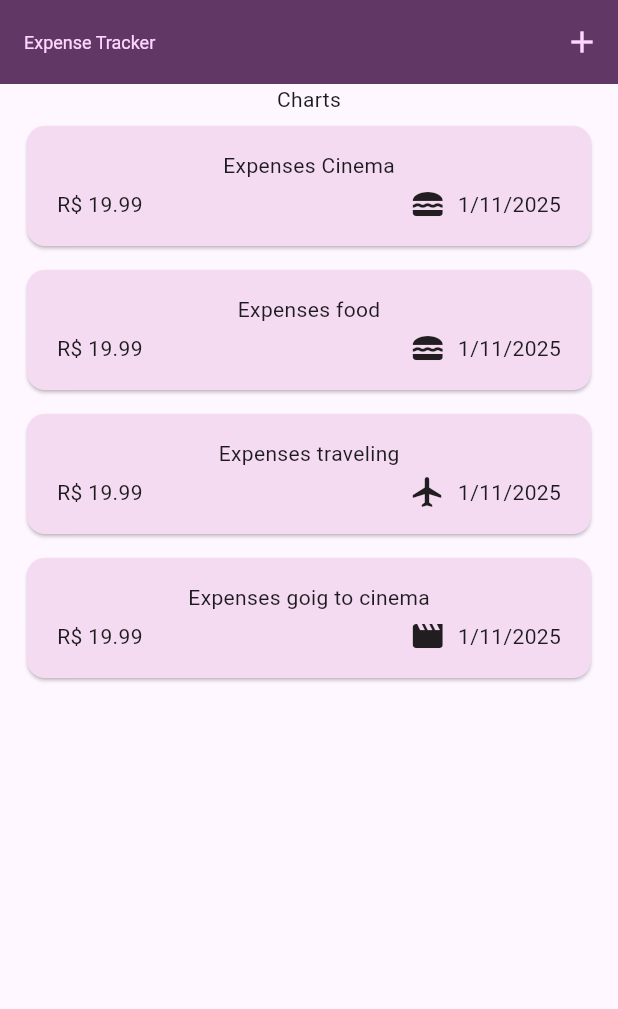
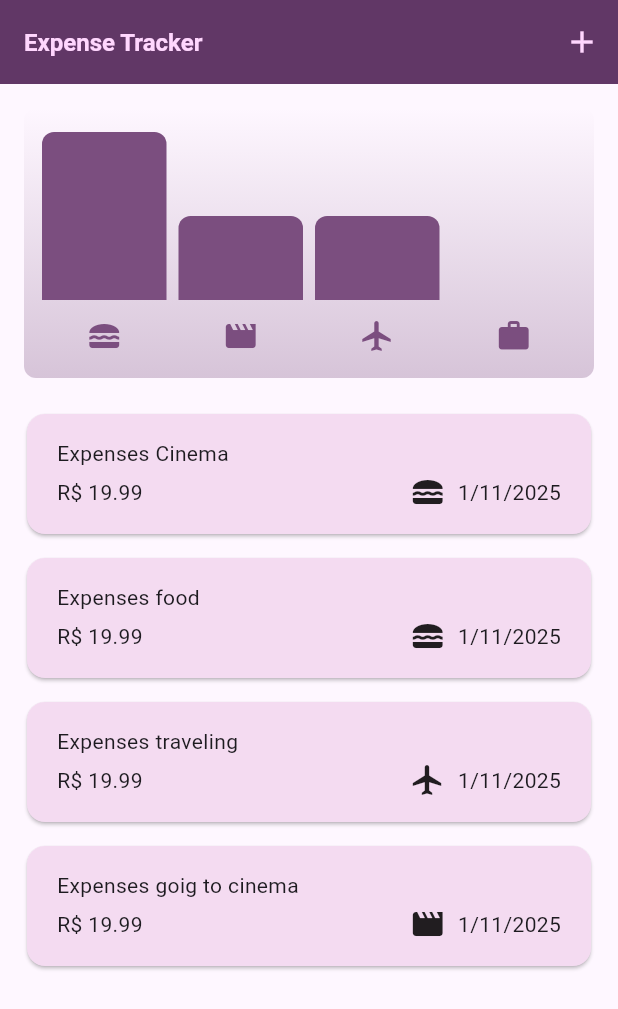
Before and after one commit to Gus41/Flutter, a Flutter app: the screen it shows after launch, on a phone screen of 412 x 824 dp. Shown: the top 1009 px of the screen. Run offline on Flutter 3.47's test engine with Material 3 defaults, Android fonts, the phone set to English and light mode, and no system bars; our stand-ins replace google_fonts.

Commit message:
finished expenses app

```diff
--- /dev/null
+++ b/fundamentals/expense_tracker/lib/components/charts/chart.dart
@@ -0,0 +1,94 @@
+
+import 'package:flutter/material.dart';
+import 'package:expense_tracker/components/charts/chart_bar.dart';
+import 'package:expense_tracker/models/expense.dart';
+
+class Chart extends StatelessWidget {
+  const Chart({super.key, required this.expenses});
+
+  final List<Expense> expenses;
+
+  List<ExpenseBucket> get buckets {
+    return [
+      ExpenseBucket.forCategory(expenses, Category.food),
+      ExpenseBucket.forCategory(expenses, Category.leisure),
+      ExpenseBucket.forCategory(expenses, Category.travel),
+      ExpenseBucket.forCategory(expenses, Category.work),
+    ];
+  }
+
+  double get maxTotalExpense {
+    double maxTotalExpense = 0;
+
+    for (final bucket in buckets) {
+      if (bucket.totalExpenses > maxTotalExpense) {
+        maxTotalExpense = bucket.totalExpenses;
+      }
+    }
+
+    return maxTotalExpense;
+  }
+
+  @override
+  Widget build(BuildContext context) {
+    final isDarkMode =
+        MediaQuery.of(context).platformBrightness == Brightness.dark;
+    return Container(
+      margin: const EdgeInsets.all(16),
+      padding: const EdgeInsets.symmetric(
+        vertical: 16,
+        horizontal: 8,
+      ),
+      width: double.infinity,
+      height: 180,
+      decoration: BoxDecoration(
+        borderRadius: BorderRadius.circular(8),
+        gradient: LinearGradient(
+          colors: [
+            Theme.of(context).colorScheme.primary.withOpacity(0.3),
+            Theme.of(context).colorScheme.primary.withOpacity(0.0)
+          ],
+          begin: Alignment.bottomCenter,
+          end: Alignment.topCenter,
+        ),
+      ),
+      child: Column(
+        children: [
+          Expanded(
+            child: Row(
+              crossAxisAlignment: CrossAxisAlignment.end,
+              children: [
+                for (final bucket in buckets) // alternative to map()
+                  ChartBar(
+                    fill: bucket.totalExpenses == 0
+                        ? 0
+                        : bucket.totalExpenses / maxTotalExpense,
+                  )
+              ],
+            ),
+          ),
+          const SizedBox(height: 12),
+          Row(
+            children: buckets
+                .map(
+                  (bucket) => Expanded(
+                    child: Padding(
+                      padding: const EdgeInsets.symmetric(horizontal: 4),
+                      child: Icon(
+                        categoryIcons[bucket.category],
+                        color: isDarkMode
+                            ? Theme.of(context).colorScheme.secondary
+                            : Theme.of(context)
+                                .colorScheme
+                                .primary,
+                      ),
+                    ),
+                  ),
+                )
+                .toList(),
+          )
+        ],
+      ),
+    );
+  }
+}
--- /dev/null
+++ b/fundamentals/expense_tracker/lib/components/charts/chart_bar.dart
@@ -0,0 +1,34 @@
+import 'package:flutter/material.dart';
+
+class ChartBar extends StatelessWidget {
+  const ChartBar({
+    super.key,
+    required this.fill,
+  });
+
+  final double fill;
+
+  @override
+  Widget build(BuildContext context) {
+    final isDarkMode =
+        MediaQuery.of(context).platformBrightness == Brightness.dark;
+    return Expanded(
+      child: Padding(
+        padding: const EdgeInsets.symmetric(horizontal: 4),
+        child: FractionallySizedBox(
+          heightFactor: fill,
+          child: DecoratedBox(
+            decoration: BoxDecoration(
+              shape: BoxShape.rectangle,
+              borderRadius:
+                  const BorderRadius.vertical(top: Radius.circular(8)),
+              color: isDarkMode
+                  ? Theme.of(context).colorScheme.secondary
+                  : Theme.of(context).colorScheme.primary,
+            ),
+          ),
+        ),
+      ),
+    );
+  }
+}
--- a/fundamentals/expense_tracker/lib/components/expense_item.dart
+++ b/fundamentals/expense_tracker/lib/components/expense_item.dart
@@ -17,6 +17,7 @@
           vertical: 16
         ),
         child: Column(
+          crossAxisAlignment: CrossAxisAlignment.start,
           children: [
             Text(expense.title),
             SizedBox(height: 4,),
--- a/fundamentals/expense_tracker/lib/components/expenses_list.dart
+++ b/fundamentals/expense_tracker/lib/components/expenses_list.dart
@@ -14,6 +14,12 @@
     return ListView.builder(
         itemCount: expenses.length,
         itemBuilder: (context, index) => Dismissible(
+            background: Container(
+              color: Theme.of(context).colorScheme.error.withAlpha(100),
+              margin: Theme.of(context).cardTheme.margin,
+
+            ),
+
             onDismissed: (direction) => {
               deleteExpense(expenses[index])
             },
--- a/fundamentals/expense_tracker/lib/expenses.dart
+++ b/fundamentals/expense_tracker/lib/expenses.dart
@@ -2,6 +2,7 @@
 import 'package:expense_tracker/models/expense.dart';
 import 'package:flutter/material.dart';
 import 'package:expense_tracker/components/modal.dart';
+import 'package:expense_tracker/components/charts/chart.dart';
 
 class Expenses extends StatefulWidget {
   const Expenses({super.key});
@@ -65,11 +66,13 @@
     ScaffoldMessenger.of(context).showSnackBar(SnackBar(
       duration: Duration(seconds: 4),
       content: Text("Expense deleted"),
-      action: SnackBarAction(label: "Undo", onPressed: () {
-        setState(() {
-          _expenses.insert(expensIndex, expense);
-        });
-      }),
+      action: SnackBarAction(
+          label: "Undo",
+          onPressed: () {
+            setState(() {
+              _expenses.insert(expensIndex, expense);
+            });
+          }),
     ));
   }
 
@@ -94,7 +97,7 @@
         ],
       ),
       body: Column(
-        children: [Text("Charts"), Expanded(child: content)],
+        children: [Chart(expenses: _expenses), Expanded(child: content)],
       ),
     );
   }
--- a/fundamentals/expense_tracker/lib/main.dart
+++ b/fundamentals/expense_tracker/lib/main.dart
@@ -1,36 +1,42 @@
 import 'package:flutter/material.dart';
 import 'package:expense_tracker/expenses.dart';
 
-
 var kColorScheme = ColorScheme.fromSeed(seedColor: Colors.purple);
 
+var kDarkColorScheme = ColorScheme.fromSeed(
+    seedColor: const Color.fromARGB(255, 13, 8, 169),
+    brightness: Brightness.dark);
 
 void main() {
   runApp(MaterialApp(
+      darkTheme: ThemeData.dark().copyWith(
+        colorScheme: kDarkColorScheme,
+        cardTheme: CardTheme().copyWith(
+            color: kDarkColorScheme.secondaryContainer,
+            margin: EdgeInsets.symmetric(horizontal: 18, vertical: 8)),
+        elevatedButtonTheme: ElevatedButtonThemeData(
+            style: ElevatedButton.styleFrom(
+          backgroundColor: kDarkColorScheme.primaryContainer,
+          foregroundColor: kDarkColorScheme.onPrimaryContainer
+        )),
+      ),
+      themeMode: ThemeMode.system,
       home: Expenses(),
       theme: ThemeData().copyWith(
           colorScheme: kColorScheme,
           appBarTheme: AppBarTheme().copyWith(
               backgroundColor: kColorScheme.onPrimaryContainer,
-        foregroundColor: kColorScheme.primaryContainer
-      ),
+              foregroundColor: kColorScheme.primaryContainer),
           cardTheme: CardTheme().copyWith(
               color: kColorScheme.secondaryContainer,
-        margin: EdgeInsets.symmetric(horizontal: 18,vertical: 8)
-      ),
+              margin: EdgeInsets.symmetric(horizontal: 18, vertical: 8)),
           elevatedButtonTheme: ElevatedButtonThemeData(
               style: ElevatedButton.styleFrom(
-          backgroundColor: kColorScheme.primaryContainer
-        )
-      ),
+                  backgroundColor: kColorScheme.primaryContainer)),
           textTheme: ThemeData().textTheme.copyWith(
                   titleLarge: TextStyle(
-          fontSize: 12,
-          fontWeight: FontWeight.normal,
+                fontSize: 16,
+                fontWeight: FontWeight.bold,
                 color: kColorScheme.onSecondaryContainer,
-        )
-      )
-    )
-  ));
-
+              )))));
 }
--- a/fundamentals/expense_tracker/lib/models/expense.dart
+++ b/fundamentals/expense_tracker/lib/models/expense.dart
@@ -5,12 +5,7 @@
 const uuid = Uuid();
 final formatter = DateFormat.yMd();
 
-enum Category {
-  food,
-  travel,
-  work,
-  leisure
-}
+enum Category { food, travel, work, leisure }
 
 const categoryIcons = {
   Category.food: Icons.lunch_dining,
@@ -20,12 +15,12 @@
 };
 
 class Expense {
-  Expense({
-    required this.title,
-    required this.amount,
-    required this.date,
-    required this.category
-  }) : id = uuid.v4();
+  Expense(
+      {required this.title,
+      required this.amount,
+      required this.date,
+      required this.category})
+      : id = uuid.v4();
 
   final String id;
   final String title;
@@ -33,7 +28,28 @@
   final DateTime date;
   final Category category;
 
-  String get formatedDate{
+  String get formatedDate {
     return formatter.format(date);
   }
 }
+
+class ExpenseBucket {
+  const ExpenseBucket({required this.category, required this.expenses});
+
+  ExpenseBucket.forCategory(List<Expense> allExpenses, this.category)
+      : expenses = allExpenses.where((e) => e.category == category).toList();
+
+
+  final Category category;
+  final List<Expense> expenses;
+
+  double get totalExpenses {
+    double sum = 0;
+
+    for (final expense in expenses) {
+      sum += expense.amount;
+    }
+
+    return sum;
+  }
+}
```
Lines whose indentation alone changed are shown as unchanged.
